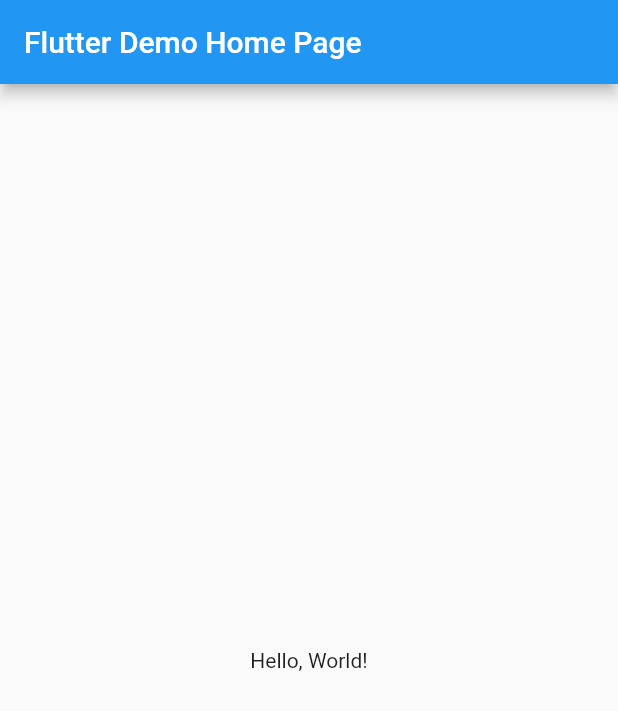
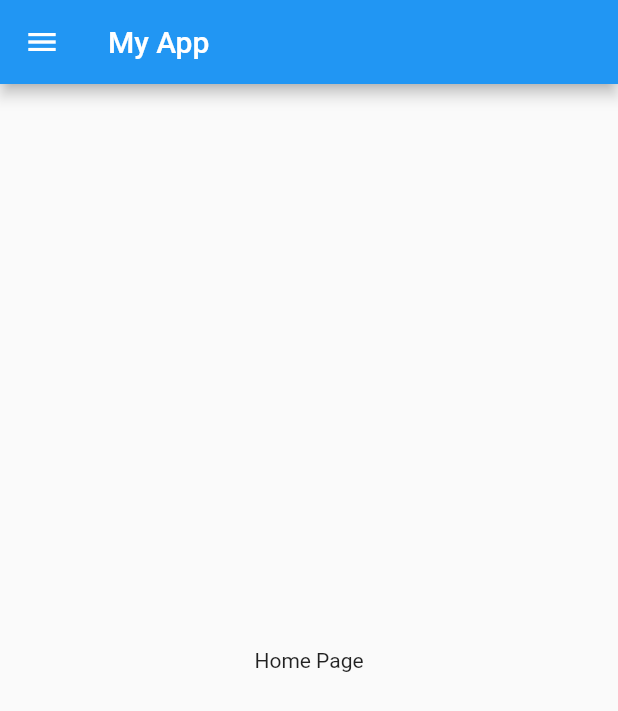
Before and after one commit to rhulcodek/flutter, a Flutter app: the screen it shows after launch, on a phone screen of 412 x 824 dp. Shown: the top 711 px of the screen. Run offline on Flutter 3.47's test engine with Material 2 defaults, Android fonts, the phone set to English and light mode, and no system bars.

Commit message:
Drawer flutter

```diff
--- a/lib/main.dart
+++ b/lib/main.dart
@@ -1,41 +1,32 @@
+import 'dart:ui';
+
 import 'package:flutter/material.dart';
+import 'package:helloworld/maindrawer.dart';
 
-void main() => runApp(MyApp());
+void main() {
+  runApp(MaterialApp(
+    title: "My App",
+    home: MyDrawer(),
+  ));
+}
 
-class MyApp extends StatelessWidget {
-  const MyApp({super.key});
-  // This widget is the root of your application.
+class MyDrawer extends StatefulWidget {
   @override
-  Widget build(BuildContext context) {
-    return MaterialApp(
-      // Application name
-      title: 'Flutter Hello World',
-      // Application theme data, you can set the colors for the application as
-      // you want
-      theme: ThemeData(
-        primarySwatch: Colors.blue,
-      ),
-      // A widget which will be started on application startup
-      home: MyHomePage(title: 'Flutter Demo Home Page'),
-    );
+  State<StatefulWidget> createState() {
+    return _MyDrawerState();
   }
 }
 
-class MyHomePage extends StatelessWidget {
-  final String title;
-  const MyHomePage({super.key, required this.title});
-
+class _MyDrawerState extends State<MyDrawer> {
   @override
   Widget build(BuildContext context) {
     return Scaffold(
       appBar: AppBar(
-        // The title text which will be shown on the action bar
-        title: Text(title),
+        title: Text("My App"),
       ),
+      drawer: MainDrawer(),
       body: Center(
-        child: Text(
-          'Hello, World!',
-        ),
+        child: Text("Home Page"),
       ),
     );
   }
```
Also changed, not shown: lib/maindrawer.dart (added, +62 -0 lines), lib/settingspage.dart (added, +15 -0 lines).
